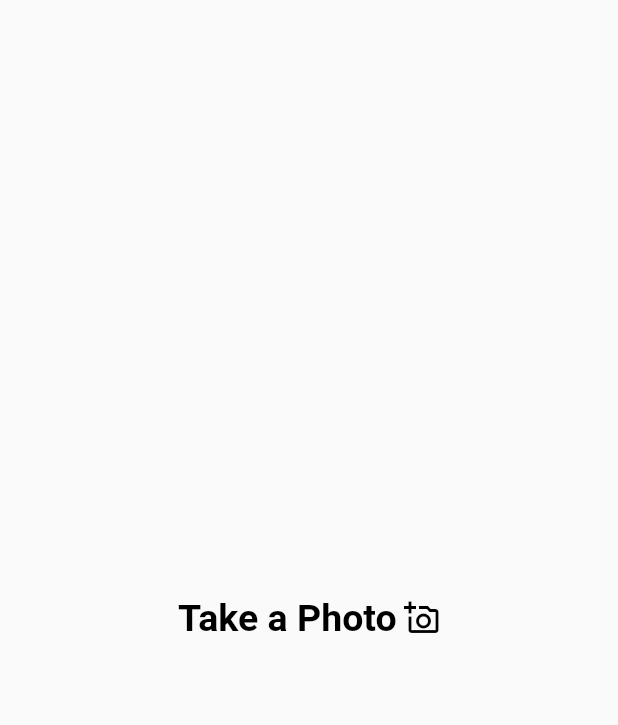
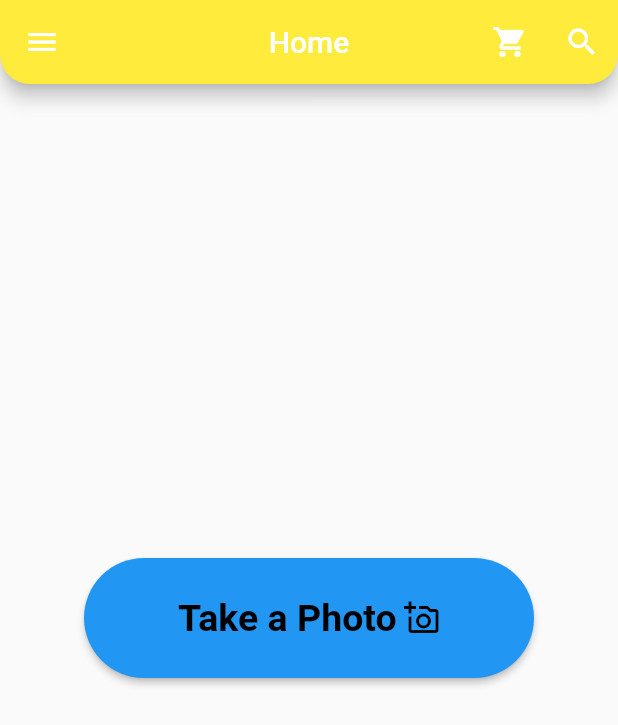
Before and after one commit to kevinchege47/Flutter-Project, a Flutter app: the screen it shows after launch, on a phone screen of 412 x 824 dp. Shown: the top 725 px of the screen. Run offline on Flutter 3.47's test engine with Material 2 defaults, Android fonts, the phone set to English and light mode, and no system bars; our stand-ins replace font_awesome_flutter.

Commit message:
Added App Bar

```diff
--- a/lib/screens/Home.dart
+++ b/lib/screens/Home.dart
@@ -7,10 +7,26 @@ class Home extends StatelessWidget {
   @override
   Widget build(BuildContext context) {
     return Scaffold(
+      extendBodyBehindAppBar: true,
+      appBar: AppBar(
+        leading: IconButton(icon:Icon(Icons.menu),onPressed: (){}),
+        title: Text("Home"),
+        actions: [
+          IconButton(icon:Icon(Icons.shopping_cart),onPressed: (){}),
+          IconButton(icon:Icon(Icons.search),onPressed: (){}),
+          // IconButton(icon:Icon(Icons.help),onPressed: (){}),
+        ],
+        elevation: 5,
+        centerTitle: true,
+        backgroundColor: Colors.yellow,
+        shape: RoundedRectangleBorder(
+          borderRadius: BorderRadius.vertical(bottom: Radius.circular(20))
+        ) ,
+      ),
       body: Center(
         child: Directionality(
           textDirection: TextDirection.rtl,
-          child: TextButton.icon(
+          child: ElevatedButton.icon(
             icon: Icon(Icons.add_a_photo_outlined),
             label: Text("Take a Photo"),
             // child: Text("Lets Begin"),
```
